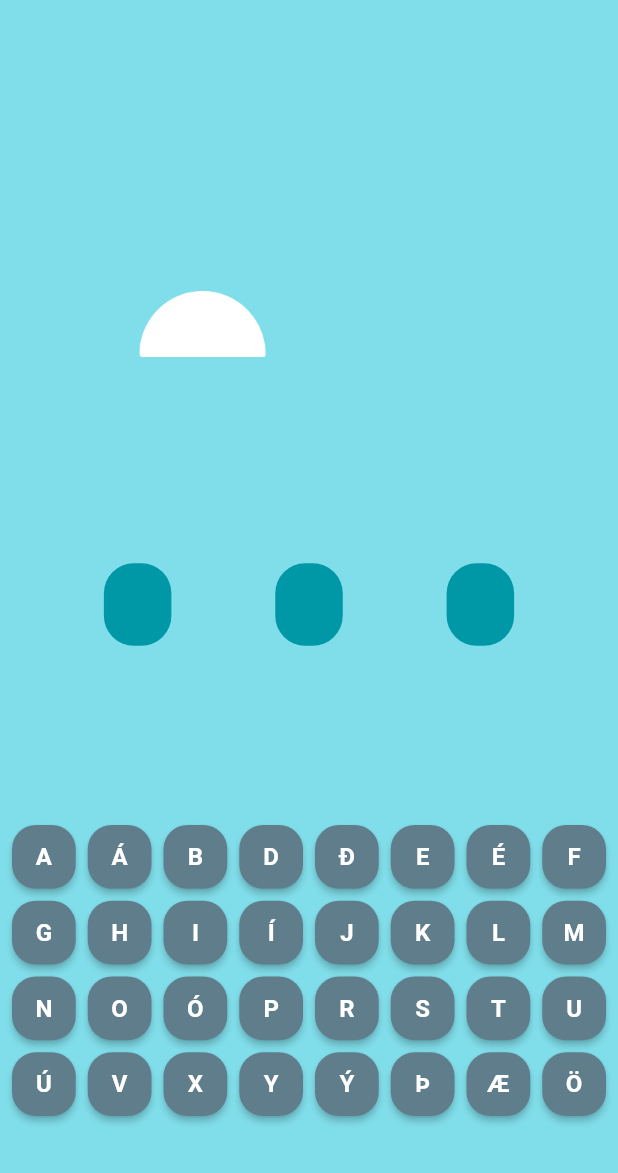
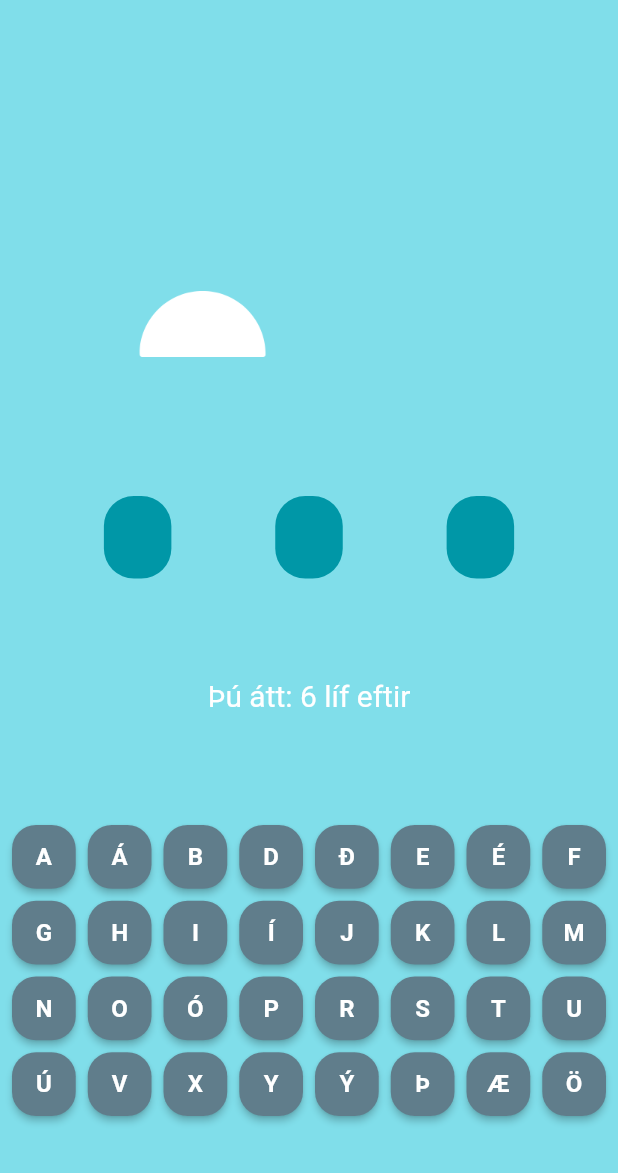
Before and after one commit to indianaea/hangman_game, a Flutter app: the screen it shows after launch, after a tap on "Spila leik", on a phone screen of 412 x 824 dp, the part 63-1236 px from its top. Run offline on Flutter 3.47's test engine with Material 2 defaults, Android fonts, the phone set to English and light mode, and no system bars.

Commit message:
Setja inn líf sem leikmaður á eftir á skjáinn

```diff
--- a/lib/UX/build_hangman.dart
+++ b/lib/UX/build_hangman.dart
@@ -1,4 +1,5 @@
 class buildHangman{
+  static int maxTries = 6;
   static int tries = 0;
   static List<String> guessedLetters = [];
 }
--- a/lib/main.dart
+++ b/lib/main.dart
@@ -62,6 +62,8 @@ class _HomeAppState extends State<HomeApp> {
 
   // prufa
   Widget _buildGameContent() {
+    int remainingLives = buildHangman.maxTries - buildHangman.tries;
+
     return Column(
       mainAxisAlignment: MainAxisAlignment.spaceBetween,
       crossAxisAlignment: CrossAxisAlignment.center,
@@ -92,6 +94,16 @@ class _HomeAppState extends State<HomeApp> {
               .map((e) => letter(e.toUpperCase(),
                   !buildHangman.guessedLetters.contains(e.toUpperCase())))
               .toList(),
+        ),
+
+        // Setja fram þau líf sem leikmaður á eftir
+        Text(
+          'Þú átt: $remainingLives líf eftir',
+          style: TextStyle(
+            color: Colors.white,
+            fontSize: 20.0,
+            fontWeight: FontWeight.normal,
+          ),
         ),
 
         // Setjum núna upp lyklaborðið með hjálp frá alphabet skránni
--- a/lib/start_game_screen.dart
+++ b/lib/start_game_screen.dart
@@ -7,7 +7,7 @@ class StartScreen extends StatelessWidget {
   const StartScreen({Key? key}) : super(key: key);
 
   void _selectPlayGame(BuildContext context) {
-    // Reset the game state
+    // Resetta leikinn þegar ýtt er aftur á takkann "Spila leik"
     buildHangman.tries = 0;
     buildHangman.guessedLetters.clear();
 
@@ -35,7 +35,7 @@ class StartScreen extends StatelessWidget {
           mainAxisAlignment: MainAxisAlignment.center,
           children: [
             Text(
-              'Velkominn í Hengimað',
+              'Velkominn í leikinn Hengimann!',
               style: TextStyle(
                 color: Colors.white,
                 fontSize: 18.0,
```
